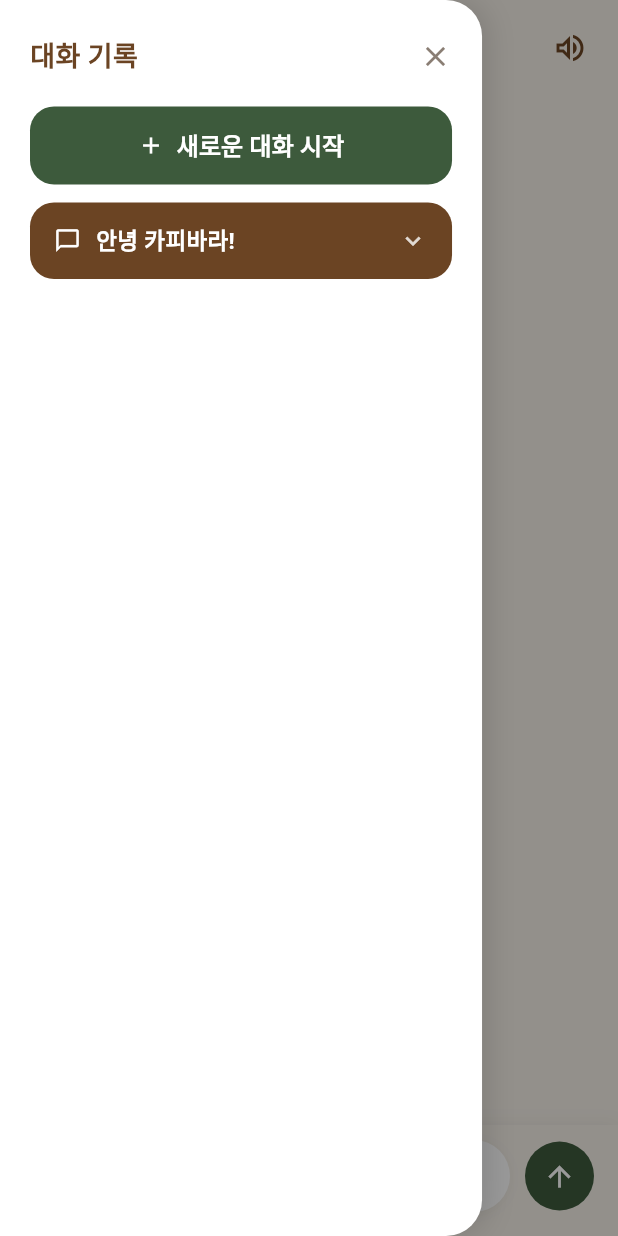
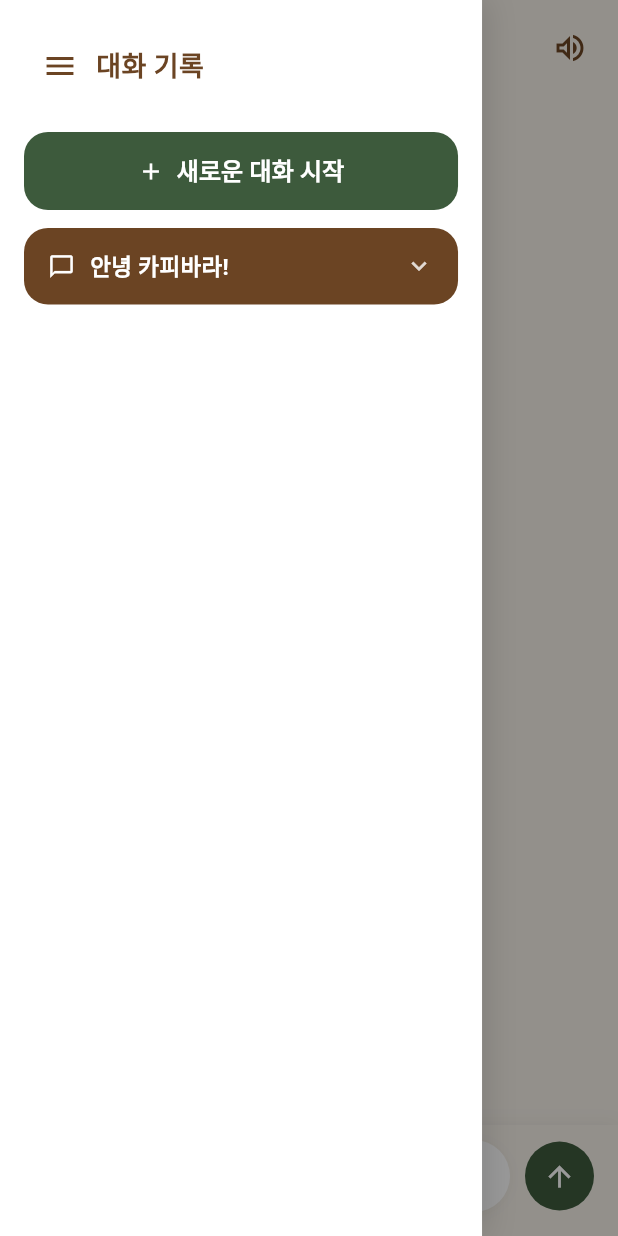
Before and after one commit to quad-S-BIFriends/bifriends-client, a Flutter app: the ConversationScreen widget shown alone on an empty page, opened directly, after a tap on the "menu" icon, on a phone screen of 412 x 824 dp. Run offline on Flutter 3.47's test engine with Material 3 defaults, Android fonts, the light colour scheme and no system bars; our stand-ins replace firebase_auth, firebase_core, flutter_secure_storage, google_fonts, google_sign_in, permission_handler; missing offline and left inert: record; accounts and stored records are empty; network calls fail; Roboto replaces fonts that are missing (Pretendard).

Commit message:
style: change chat session side bar design #12

```diff
--- a/lib/screens/conversation_screen.dart
+++ b/lib/screens/conversation_screen.dart
@@ -367,10 +367,6 @@ class _ConversationScreenState extends State<ConversationScreen> {
     return Container(
       decoration: const BoxDecoration(
         color: Colors.white,
-        borderRadius: BorderRadius.only(
-          topRight: Radius.circular(24),
-          bottomRight: Radius.circular(24),
-        ),
         boxShadow: [
           BoxShadow(
             color: Colors.black12,
@@ -380,30 +376,29 @@ class _ConversationScreenState extends State<ConversationScreen> {
         ],
       ),
       child: Padding(
-        padding: const EdgeInsets.fromLTRB(20, 24, 20, 24),
+        padding: const EdgeInsets.fromLTRB(16, 20, 16, 20),
         child: Column(
           crossAxisAlignment: CrossAxisAlignment.start,
           children: [
             Row(
               children: [
+                IconButton(
+                  icon: const Icon(
+                    Icons.menu,
+                    color: AppColors.textMain,
+                    size: 24,
+                  ),
+                  onPressed: () => setState(() {
+                    _isHistoryOpen = false;
+                    _isSessionsExpanded = false;
+                  }),
+                ),
                 const Text(
                   '대화 기록',
                   style: TextStyle(
                     fontSize: 18,
                     fontWeight: FontWeight.w800,
                     color: AppColors.textMain,
-                  ),
-                ),
-                const Spacer(),
-                GestureDetector(
-                  onTap: () => setState(() {
-                    _isHistoryOpen = false;
-                    _isSessionsExpanded = false;
-                  }),
-                  child: const Icon(
-                    Icons.close,
-                    color: AppColors.textSub,
-                    size: 22,
                   ),
                 ),
               ],
```
